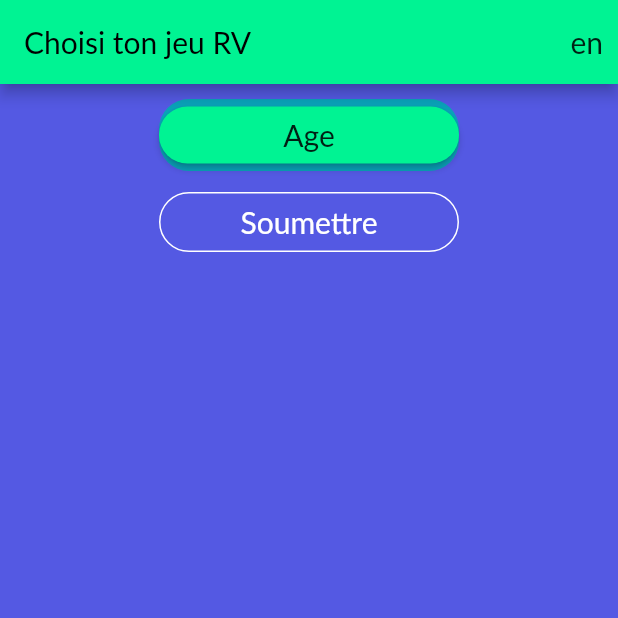
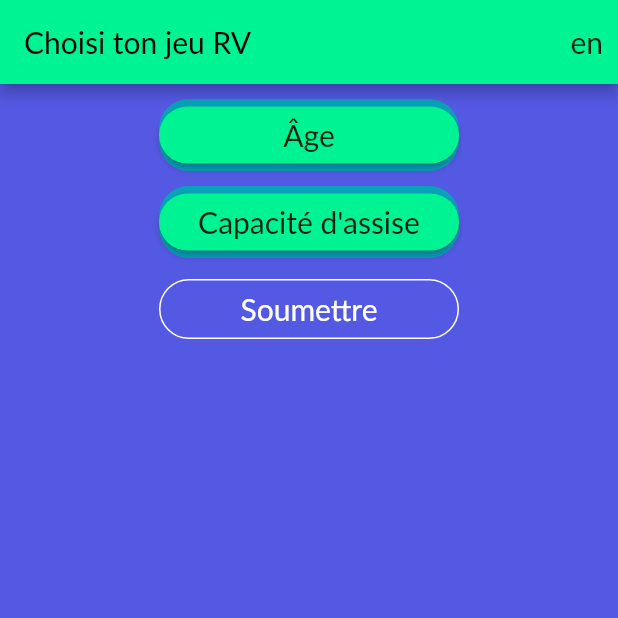
Before and after one commit to cr-crme/decide_vr, a Flutter app: the screen it shows after launch, on a phone screen of 412 x 824 dp, the top half of it. Run offline on Flutter 3.47's test engine with Material 2 defaults, Android fonts, the phone set to English and light mode, and no system bars.

Commit message:
Added sitting ability

```diff
--- a/lib/common/misc/locale_text.dart
+++ b/lib/common/misc/locale_text.dart
@@ -19,8 +19,24 @@ class LocaleText with ChangeNotifier {
       {'en': 'Decide your VR game', 'fr': 'Choisi ton jeu RV'}[language]!;
   String get all => {'en': 'All', 'fr': 'Tous'}[language]!;
 
+  String get age => {'en': 'Age', 'fr': 'Âge'}[language]!;
   String get young => {'en': 'Young', 'fr': 'Jeune'}[language]!;
   String get old => {'en': 'Old', 'fr': 'Vieux'}[language]!;
 
+  String get sittingAbility =>
+      {'en': 'Sitting Ability', 'fr': 'Capacité d\'assise'}[language]!;
+  String get dynamicWithSupport =>
+      {'en': 'Dynamic with support', 'fr': 'Avec support dynamique'}[language]!;
+  String get dynamicNoSupport => {
+        'en': 'Dynamic without support',
+        'fr': 'Sans support dynamique'
+      }[language]!;
+  String get staticWithSupport =>
+      {'en': 'Static with support', 'fr': 'Avec support statique'}[language]!;
+  String get staticNoSupport => {
+        'en': 'Static without support',
+        'fr': 'Sans support statique'
+      }[language]!;
+
   String get submit => {'en': 'Submit', 'fr': 'Soumettre'}[language]!;
 }
--- /dev/null
+++ b/lib/common/models/sitting_ability.dart
@@ -0,0 +1,38 @@
+import 'package:provider/provider.dart';
+
+import './option.dart';
+import '../misc/locale_text.dart';
+import '../providers/answers.dart';
+
+class SittingAbility implements Option {
+  SittingAbility() : choice = -1;
+  SittingAbility._fromChoice(this.choice);
+
+  final int choice;
+  static SittingAbility get dynamicWithSupport => SittingAbility._fromChoice(0);
+  static SittingAbility get dynamicNoSupport => SittingAbility._fromChoice(1);
+  static SittingAbility get staticWithSupport => SittingAbility._fromChoice(2);
+  static SittingAbility get staticNoSupport => SittingAbility._fromChoice(3);
+
+  @override
+  String title(context, {listen = true}) {
+    switch (choice) {
+      case 0:
+        return LocaleText.of(context, listen: listen).dynamicWithSupport;
+      case 1:
+        return LocaleText.of(context, listen: listen).dynamicNoSupport;
+      case 2:
+        return LocaleText.of(context, listen: listen).staticWithSupport;
+      case 3:
+        return LocaleText.of(context, listen: listen).staticNoSupport;
+      default:
+        return 'Error';
+    }
+  }
+
+  @override
+  void clickAnswerCallback(context) {
+    final answers = Provider.of<Answers>(context, listen: false);
+    answers.sittingAbility = this;
+  }
+}
--- a/lib/common/providers/answers.dart
+++ b/lib/common/providers/answers.dart
@@ -1,9 +1,12 @@
 import 'package:flutter/foundation.dart';
 
 import '../models/age.dart';
+import '../models/sitting_ability.dart';
 
 class Answers extends ChangeNotifier {
-  Answers({age}) : _age = age ?? Age.all;
+  Answers({age, sittingAbility})
+      : _age = age ?? Age.all,
+        _sittingAbility = sittingAbility ?? SittingAbility.dynamicWithSupport;
 
   Age _age;
   Age get age => _age;
@@ -11,4 +14,11 @@ class Answers extends ChangeNotifier {
     _age = value;
     notifyListeners();
   }
+
+  SittingAbility _sittingAbility;
+  SittingAbility get sittingAbility => _sittingAbility;
+  set sittingAbility(SittingAbility value) {
+    _sittingAbility = value;
+    notifyListeners();
+  }
 }
--- a/lib/screens/fill_info_screen.dart
+++ b/lib/screens/fill_info_screen.dart
@@ -2,6 +2,7 @@ import 'package:flutter/material.dart';
 
 import '../common/misc/locale_text.dart';
 import '../common/models/age.dart';
+import '../common/models/sitting_ability.dart';
 import '../common/widgets/section_button.dart';
 import '../common/widgets/submit_button.dart';
 import '../common/widgets/vr_app_bar.dart';
@@ -24,11 +25,26 @@ class FillingInfoScreen extends StatelessWidget {
             Padding(
               padding: EdgeInsets.only(top: _spacing),
               child: SectionButton(
-                'Age',
+                LocaleText.of(context).age,
                 options: [Age.young, Age.old, Age.all],
                 width: _buttonWidth,
                 cornerRadius: _buttonRadius,
                 defaultOption: DefaultOption.last,
+              ),
+            ),
+            Padding(
+              padding: EdgeInsets.only(top: _spacing),
+              child: SectionButton(
+                LocaleText.of(context).sittingAbility,
+                options: [
+                  SittingAbility.dynamicWithSupport,
+                  SittingAbility.dynamicNoSupport,
+                  SittingAbility.staticWithSupport,
+                  SittingAbility.staticNoSupport,
+                ],
+                width: _buttonWidth,
+                cornerRadius: _buttonRadius,
+                defaultOption: DefaultOption.first,
               ),
             ),
             Padding(
```
Also changed, not shown: lib/common/widgets/submit_button.dart (+6 -2 lines).
